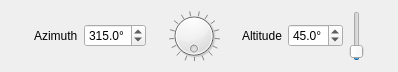
qgis/QGIS, file src/ui/qgsdirectionallightwidget.ui: the form before one commit.
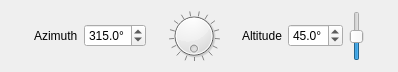
The form after the commit. Custom widgets are drawn as their Qt base class.

Commit message: allow elevation from point cloud even edl is deactivate for pointcloud

What changed in the file:
```diff
--- a/src/ui/qgsdirectionallightwidget.ui
+++ b/src/ui/qgsdirectionallightwidget.ui
@@ -98,7 +98,7 @@
       <number>900</number>
      </property>
      <property name="value">
-      <number>45</number>
+      <number>450</number>
      </property>
      <property name="orientation">
       <enum>Qt::Vertical</enum>
```
The commit also changes 1 other file.
